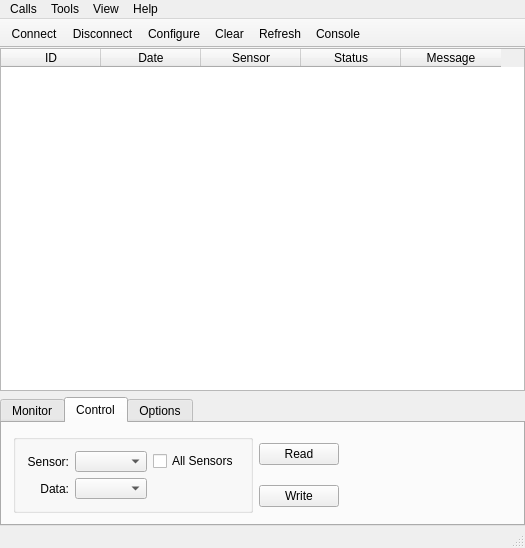
Qt form mainwindow.ui (kot9pa/com-monitor) before a commit.
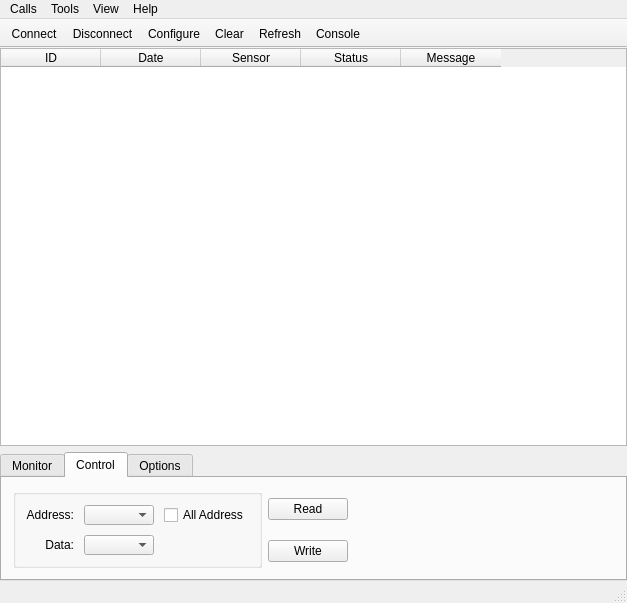
The same form after that commit. The open tabs and pages were chosen to show the change. Icons and pictures are not drawn.

The edit to the form file:
```diff
--- a/mainwindow.ui
+++ b/mainwindow.ui
@@ -9,8 +9,8 @@
    <rect>
     <x>0</x>
     <y>0</y>
-    <width>525</width>
-    <height>548</height>
+    <width>627</width>
+    <height>603</height>
    </rect>
   </property>
   <property name="sizePolicy">
@@ -160,9 +160,15 @@
       <property name="currentIndex">
        <number>0</number>
       </property>
+      <property name="documentMode">
+       <bool>false</bool>
+      </property>
       <property name="tabsClosable">
        <bool>false</bool>
       </property>
+      <property name="tabBarAutoHide">
+       <bool>false</bool>
+      </property>
       <widget class="QWidget" name="viewTab">
        <attribute name="title">
         <string>Monitor</string>
@@ -361,10 +367,25 @@
            <string/>
           </property>
           <layout class="QGridLayout" name="gridLayout_3">
+           <property name="leftMargin">
+            <number>10</number>
+           </property>
+           <property name="topMargin">
+            <number>10</number>
+           </property>
+           <property name="rightMargin">
+            <number>10</number>
+           </property>
+           <property name="bottomMargin">
+            <number>10</number>
+           </property>
+           <property name="spacing">
+            <number>10</number>
+           </property>
            <item row="0" column="0">
             <widget class="QLabel" name="sensorLabel_2">
              <property name="text">
-              <string>Sensor:</string>
+              <string>Address:</string>
              </property>
              <property name="alignment">
               <set>Qt::AlignRight|Qt::AlignTrailing|Qt::AlignVCenter</set>
@@ -377,14 +398,17 @@
               <bool>true</bool>
              </property>
              <property name="sizeAdjustPolicy">
-              <enum>QComboBox::AdjustToContentsOnFirstShow</enum>
+              <enum>QComboBox::AdjustToMinimumContentsLength</enum>
+             </property>
+             <property name="minimumContentsLength">
+              <number>5</number>
              </property>
             </widget>
            </item>
            <item row="0" column="2">
             <widget class="QCheckBox" name="sensorCheckAllSet">
              <property name="text">
-              <string>All Sensors</string>
+              <string>All Address</string>
              </property>
             </widget>
            </item>
@@ -404,7 +428,10 @@
               <bool>true</bool>
              </property>
              <property name="sizeAdjustPolicy">
-              <enum>QComboBox::AdjustToContentsOnFirstShow</enum>
+              <enum>QComboBox::AdjustToMinimumContentsLength</enum>
+             </property>
+             <property name="minimumContentsLength">
+              <number>5</number>
              </property>
             </widget>
            </item>
@@ -425,8 +452,8 @@
           </property>
           <property name="sizeHint" stdset="0">
            <size>
-            <width>198</width>
-            <height>68</height>
+            <width>173</width>
+            <height>58</height>
            </size>
           </property>
          </spacer>
@@ -557,8 +584,8 @@
     <rect>
      <x>0</x>
      <y>0</y>
-     <width>525</width>
-     <height>21</height>
+     <width>627</width>
+     <height>31</height>
     </rect>
    </property>
    <widget class="QMenu" name="menuCalls">
```
Left out of the diff: 25 changed lines with no effect on the pictures.
